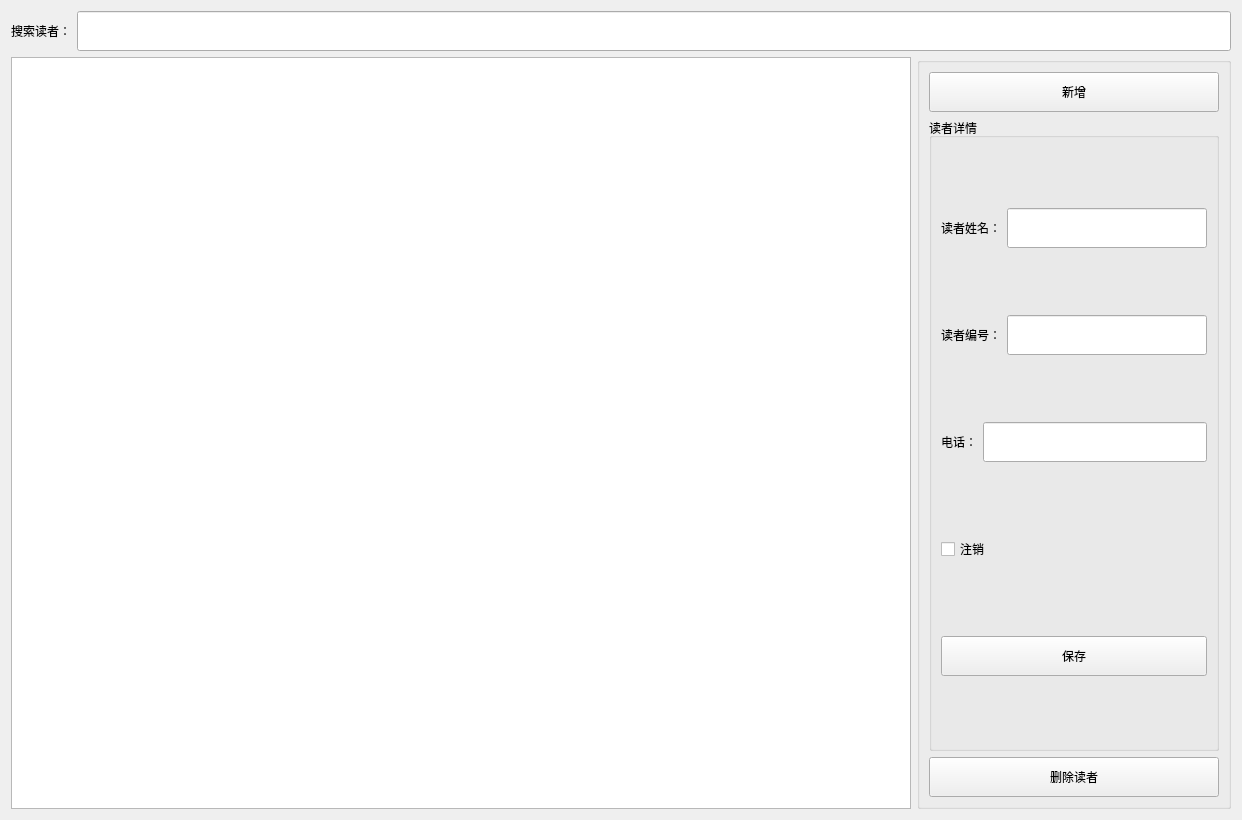
Before: the Qt Designer form src/EditReaderForm.ui in zhiweij1/LibrarySystem, drawn with Qt 5.
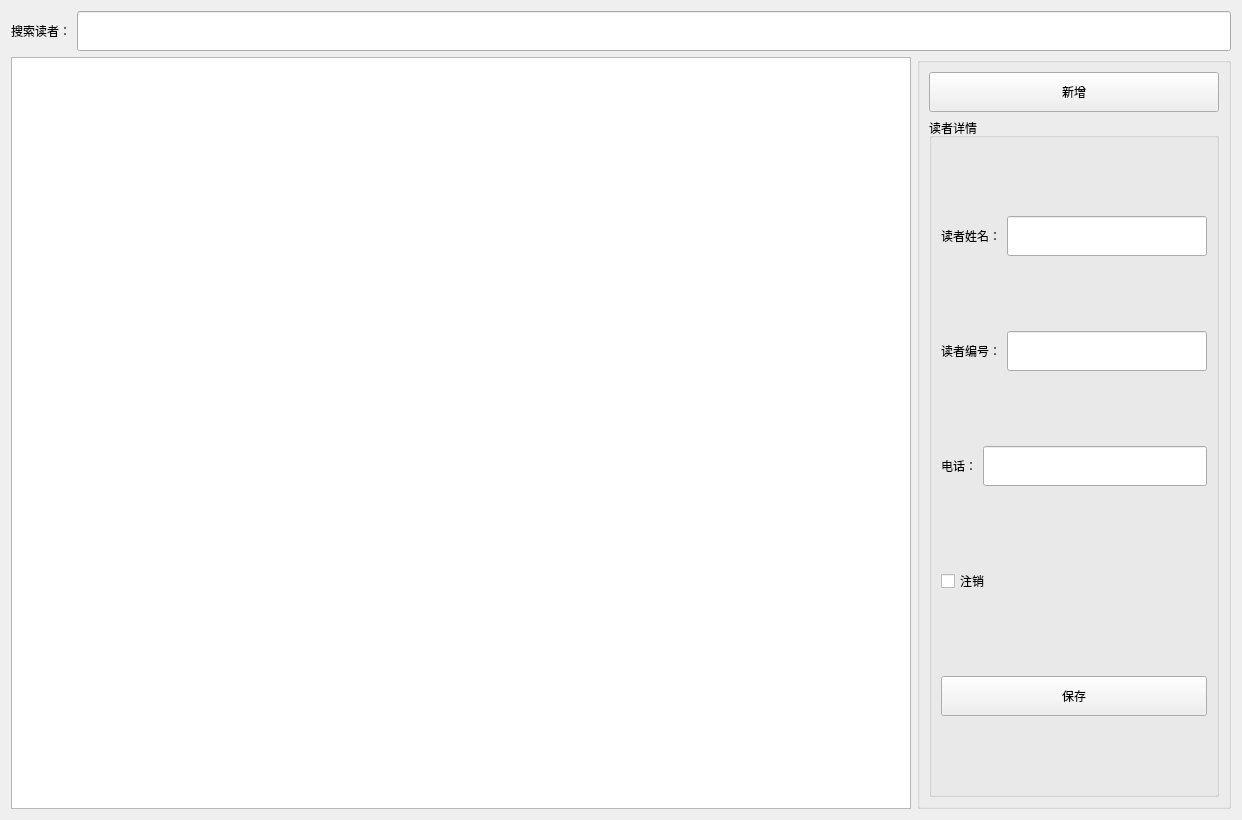
After: the same form once the commit is applied.

The edit to the form file:
```diff
--- a/src/EditReaderForm.ui
+++ b/src/EditReaderForm.ui
@@ -199,19 +199,6 @@
           </layout>
          </widget>
         </item>
-        <item>
-         <widget class="QPushButton" name="DeleteButton">
-          <property name="minimumSize">
-           <size>
-            <width>0</width>
-            <height>40</height>
-           </size>
-          </property>
-          <property name="text">
-           <string>删除读者</string>
-          </property>
-         </widget>
-        </item>
        </layout>
       </widget>
      </item>
```
